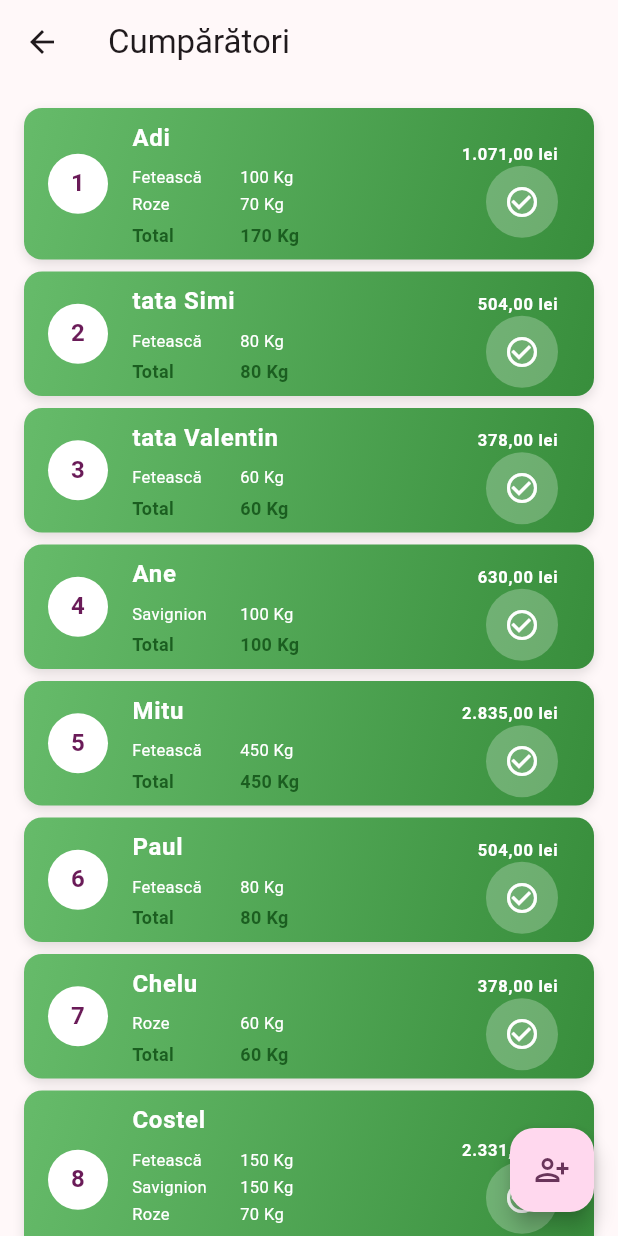
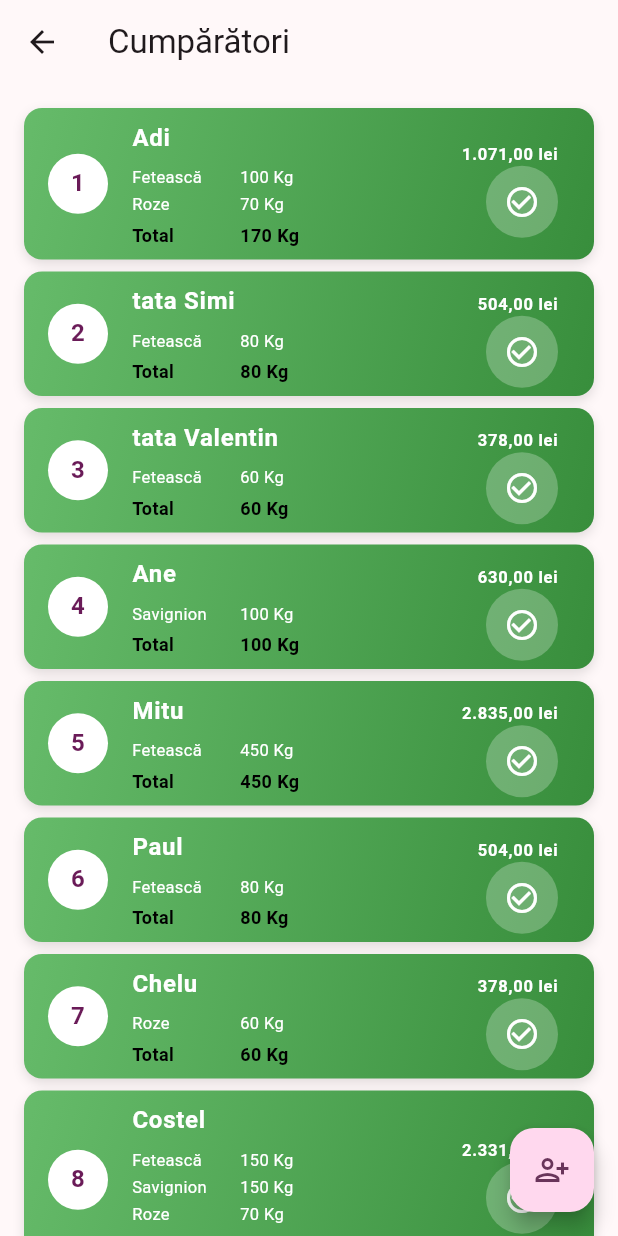
Before and after one commit to kappado2000/recolta, a Flutter app: the BuyersScreen screen opened directly, on a phone screen of 412 x 824 dp. Run offline on Flutter 3.47's test engine with Material 3 defaults, Android fonts, the phone set to English and light mode, and no system bars; our stand-ins replace hive_flutter; accounts and stored records are empty.

Commit message:
Totalul din cardurile de cumpărător devine negru
Co-Authored-By: Claude Sonnet 5 <noreply@anthropic.com>

```diff
--- a/lib/widgets/cumparator_card.dart
+++ b/lib/widgets/cumparator_card.dart
@@ -123,7 +123,7 @@ class CumparatorCard extends StatelessWidget {
                             style: TextStyle(
                               fontSize: 12,
                               fontWeight: FontWeight.bold,
-                              color: Color(0xFF1B5E20),
+                              color: Colors.black,
                             ),
                           ),
                         ),
@@ -132,7 +132,7 @@ class CumparatorCard extends StatelessWidget {
                           style: const TextStyle(
                             fontSize: 12,
                             fontWeight: FontWeight.bold,
-                            color: Color(0xFF1B5E20),
+                            color: Colors.black,
                           ),
                         ),
                       ],
```
